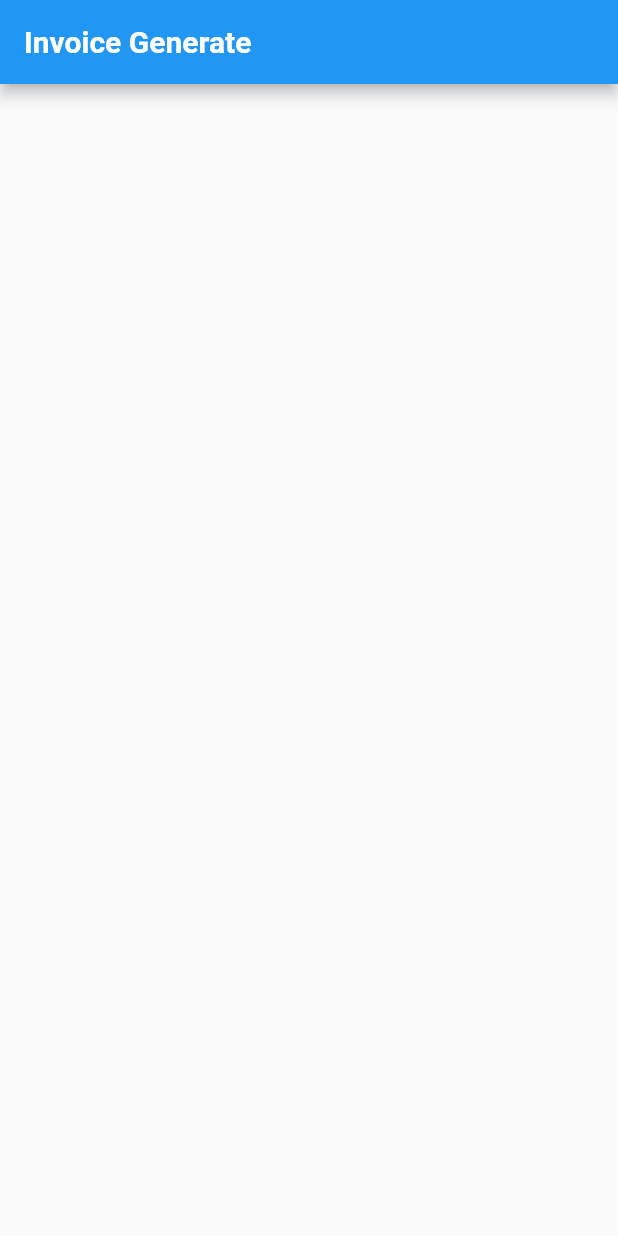
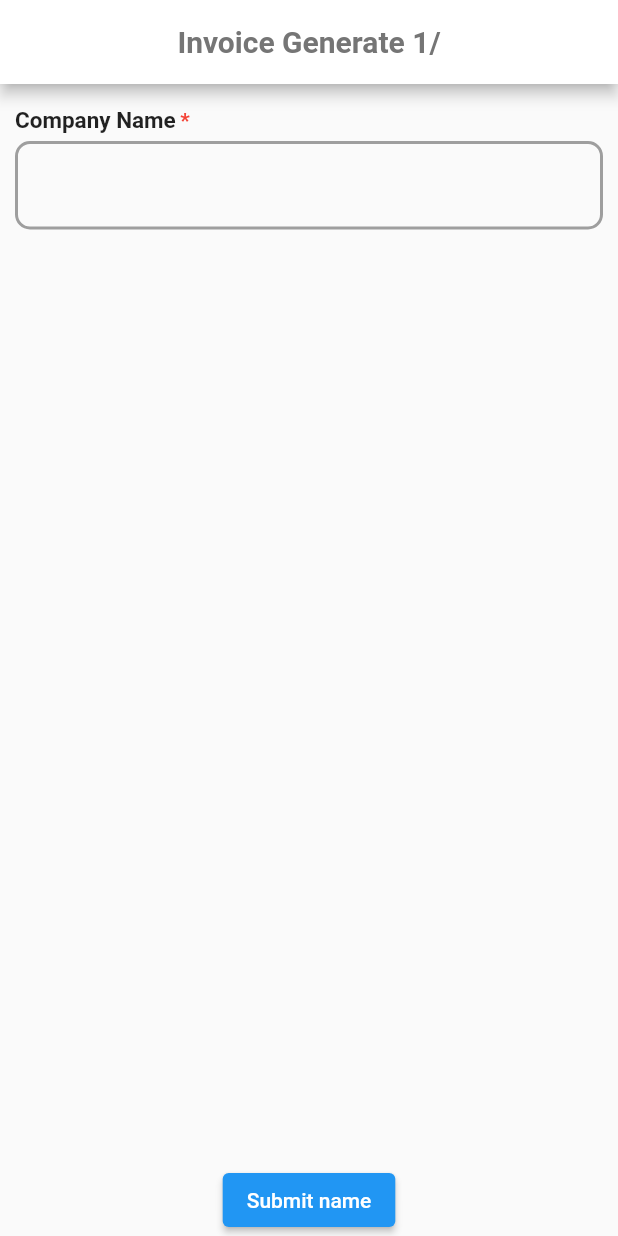
Before and after one commit to abdulkadhar/invoice_generation, a Flutter app: the screen it shows after launch, on a phone screen of 412 x 824 dp. Run offline on Flutter 3.47's test engine with Material 2 defaults, Android fonts, the phone set to English and light mode, and no system bars; our stand-ins replace pdf, printing, validators.

Commit message:
Addition of form screen

```diff
--- a/lib/screen/invoice_form_screen.dart
+++ b/lib/screen/invoice_form_screen.dart
@@ -1,4 +1,16 @@
 import 'package:flutter/material.dart';
+import 'package:invoice_generate/model/address_model.dart';
+import 'package:invoice_generate/model/invoice_info_model.dart';
+import 'package:invoice_generate/model/invoice_model.dart';
+import 'package:invoice_generate/model/page_model.dart';
+import 'package:invoice_generate/product_list_model.dart';
+import 'package:invoice_generate/widgets/address_collection_form.dart';
+import 'package:invoice_generate/widgets/form_text_field.dart';
+import 'package:invoice_generate/widgets/intermediate_title.dart';
+import 'package:invoice_generate/widgets/invoice_data_collection.dart';
+import 'package:invoice_generate/widgets/product_list_initial.dart';
+import 'package:provider/provider.dart';
+import 'package:validators/validators.dart';
 
 class InvoiceFormScreen extends StatefulWidget {
   const InvoiceFormScreen({Key? key}) : super(key: key);
@@ -8,19 +20,156 @@ class InvoiceFormScreen extends StatefulWidget {
 }
 
 class _InvoiceFormScreenState extends State<InvoiceFormScreen> {
+  final GlobalKey<FormState> _companyNameKey = GlobalKey<FormState>();
+  final GlobalKey<FormState> _companyAddressDataKey = GlobalKey<FormState>();
+  final GlobalKey<FormState> _billToAddressDataKey = GlobalKey<FormState>();
+  final GlobalKey<FormState> _shipToAddressDataKey = GlobalKey<FormState>();
+  final GlobalKey<FormState> _invoiceDataKey = GlobalKey<FormState>();
+  PageController _invoiceController = PageController();
+  late InvoiceModel _formdata;
+
+  late String _name;
+  late AddressModel _companyAddress;
+  late AddressModel _billToAddress;
+  late AddressModel _shipToAddress;
+  late InvoiceInfoModel _invoiceData;
+
+  Widget _getCompanyName() {
+    return Form(
+      key: _companyNameKey,
+      child: Column(
+        children: [
+          const SizedBox(height: 15),
+          LabeledTextField(
+            labelName: "Company Name",
+            onSaved: (name) {
+              final currentValue = name;
+              if (currentValue != null && currentValue.isNotEmpty) {
+                _name = currentValue;
+              }
+            },
+          ),
+          const Spacer(),
+          ElevatedButton(
+            onPressed: () {
+              final currentState = _companyNameKey.currentState;
+              if (currentState != null && currentState.validate()) {
+                currentState.save();
+                _invoiceController.nextPage(
+                  duration: Duration(seconds: 1),
+                  curve: Curves.easeOutQuart,
+                );
+                final pageModel =
+                    Provider.of<PageModel>(context, listen: false);
+
+                if (_invoiceController.page != null)
+                  pageModel.increasePageNumber();
+              }
+            },
+            child: Text(
+              "Submit name",
+            ),
+          ),
+        ],
+      ),
+    );
+  }
+
   @override
   Widget build(BuildContext context) {
     return Scaffold(
       appBar: AppBar(
-        title: Text(
-          "Invoice Generate",
-          style: TextStyle(
-            fontWeight: FontWeight.bold,
+        backgroundColor: Colors.white,
+        centerTitle: true,
+        title: Consumer<PageModel>(builder: (context, pageModel, child) {
+          return Text(
+            "Invoice Generate ${pageModel.pageNumber.toStringAsFixed(0)}/",
+            style: TextStyle(
+              fontWeight: FontWeight.bold,
+              color: Colors.grey.shade600,
+            ),
+          );
+        }),
+      ),
+      body: PageView(
+        controller: _invoiceController,
+        children: [
+          _getCompanyName(),
+          AddressCollectionForm(
+            formKey: _companyAddressDataKey,
+            getAddressData: (value) {
+              _companyAddress = value;
+              _invoiceController.nextPage(
+                duration: Duration(
+                  seconds: 1,
+                ),
+                curve: Curves.easeOutQuart,
+              );
+              final pageModel = Provider.of<PageModel>(context, listen: false);
+
+              if (_invoiceController.page != null)
+                pageModel.increasePageNumber();
+            },
+            label: "Company Address Details",
           ),
-        ),
-      ),
-      body: Column(
-        children: [],
+          InvoiceInfoCollection(
+            title: "Invoice Info Details",
+            formKey: _invoiceDataKey,
+            getInvoiceInfoData: (data) {
+              _invoiceData = data;
+              _invoiceController.nextPage(
+                duration: Duration(
+                  seconds: 1,
+                ),
+                curve: Curves.easeOutQuart,
+              );
+              final pageModel = Provider.of<PageModel>(context, listen: false);
+
+              if (_invoiceController.page != null)
+                pageModel.increasePageNumber();
+            },
+          ),
+          AddressCollectionForm(
+            formKey: _billToAddressDataKey,
+            getAddressData: (value) {
+              _billToAddress = value;
+              _invoiceController.nextPage(
+                duration: Duration(
+                  seconds: 1,
+                ),
+                curve: Curves.easeOutQuart,
+              );
+              final pageModel = Provider.of<PageModel>(context, listen: false);
+
+              if (_invoiceController.page != null)
+                pageModel.increasePageNumber();
+            },
+            label: "Billing to Address details",
+          ),
+          AddressCollectionForm(
+            formKey: _shipToAddressDataKey,
+            getAddressData: (value) {
+              _shipToAddress = value;
+              _invoiceController.nextPage(
+                duration: Duration(
+                  seconds: 1,
+                ),
+                curve: Curves.easeOutQuart,
+              );
+              final pageModel = Provider.of<PageModel>(context, listen: false);
+
+              if (_invoiceController.page != null)
+                pageModel.increasePageNumber();
+            },
+            label: "Ship to Address Details",
+          ),
+          ChangeNotifierProvider<ProductListModel>(
+            create: (context) => ProductListModel(),
+            child: ProductListHolder(
+              title: "Product List",
+            ),
+          )
+        ],
       ),
     );
   }
```
